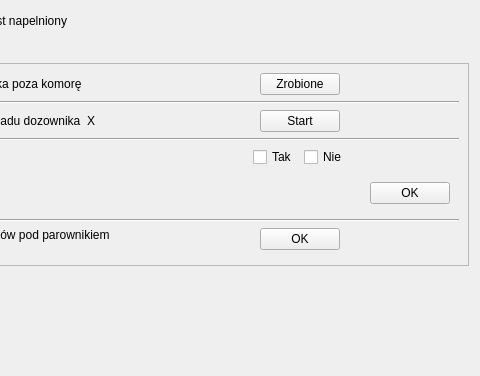
Above: nowytest_3.ui from wiacekmarcin/StanowiskoChemiczne before the change; both pictures show x 160 to 640 and y 0 to 376 of the 640 by 480 pixel window. Below: the same form after it.
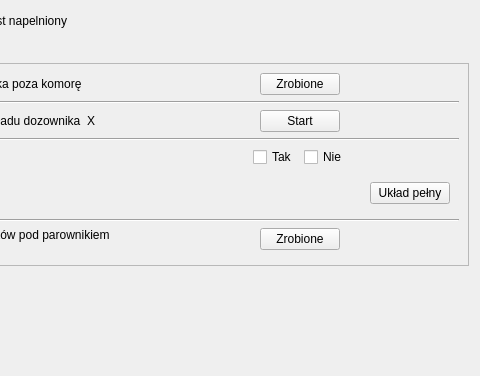
That is the form after the change.

The edit to the form file:
```diff
--- a/nowytest_3.ui
+++ b/nowytest_3.ui
@@ -13,6 +13,15 @@
   <property name="windowTitle">
    <string>Dialog</string>
   </property>
+  <property name="title">
+   <string>Przygotowanie stanowiska testowego</string>
+  </property>
+  <property name="subTitle">
+   <string>Należy się upewnić, że układ dozownika jest napełniony. Jeżeli układ jest pusty lub niepełny, to należy wykonać poniższe czynności.</string>
+  </property>
+  <attribute name="pageId">
+   <string notr="true">3</string>
+  </attribute>
   <layout class="QGridLayout" name="gridLayout">
    <item row="1" column="1">
     <widget class="QCheckBox" name="cbNo">
@@ -94,6 +103,9 @@
    </item>
    <item row="2" column="0" colspan="3">
     <widget class="QFrame" name="frame">
+     <property name="enabled">
+      <bool>true</bool>
+     </property>
      <property name="frameShape">
       <enum>QFrame::StyledPanel</enum>
      </property>
@@ -221,8 +233,11 @@
         </item>
         <item>
          <widget class="QPushButton" name="pbStep4">
+          <property name="enabled">
+           <bool>true</bool>
+          </property>
           <property name="text">
-           <string>OK</string>
+           <string>Zrobione</string>
           </property>
          </widget>
         </item>
@@ -360,8 +375,11 @@
          </item>
          <item>
           <widget class="QPushButton" name="pbStep3aOk">
+           <property name="enabled">
+            <bool>true</bool>
+           </property>
            <property name="text">
-            <string>OK</string>
+            <string>Układ pełny</string>
            </property>
           </widget>
          </item>
```
Left out of the diff: 41 changed lines with no effect on the pictures.
